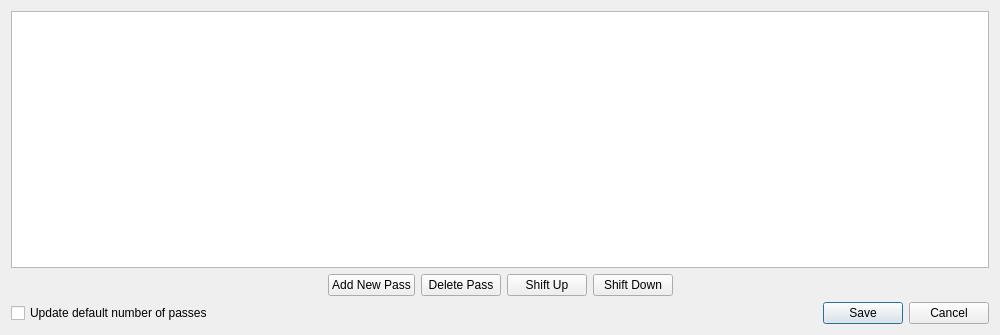
Qt form resources/passManager.ui (gill14/AccuPatt) before a commit.
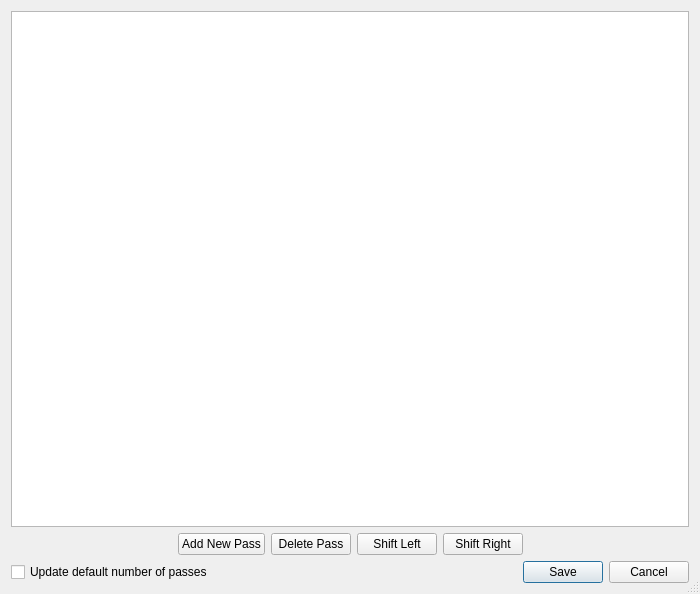
The same form after that commit. Icons and pictures are not drawn.

Commit message: pass_obs button, invert passManager table

Patch:
```diff
--- a/resources/passManager.ui
+++ b/resources/passManager.ui
@@ -9,20 +9,23 @@
    <rect>
     <x>0</x>
     <y>0</y>
-    <width>1000</width>
-    <height>335</height>
+    <width>700</width>
+    <height>594</height>
    </rect>
   </property>
   <property name="windowTitle">
    <string>Pass Manager</string>
   </property>
   <property name="sizeGripEnabled">
-   <bool>false</bool>
+   <bool>true</bool>
   </property>
   <property name="modal">
    <bool>true</bool>
   </property>
   <layout class="QVBoxLayout" name="verticalLayout">
+   <property name="sizeConstraint">
+    <enum>QLayout::SetDefaultConstraint</enum>
+   </property>
    <item>
     <widget class="QTableView" name="tableView">
      <property name="selectionMode">
@@ -73,22 +76,14 @@
      <item>
       <widget class="QPushButton" name="button_shift_up">
        <property name="text">
-        <string>Shift Up</string>
-       </property>
-       <property name="icon">
-        <iconset>
-         <normaloff>icon_up.png</normaloff>icon_up.png</iconset>
+        <string>Shift Left</string>
        </property>
       </widget>
      </item>
      <item>
       <widget class="QPushButton" name="button_shift_down">
        <property name="text">
-        <string>Shift Down</string>
-       </property>
-       <property name="icon">
-        <iconset>
-         <normaloff>icon_down.png</normaloff>icon_down.png</iconset>
+        <string>Shift Right</string>
        </property>
       </widget>
      </item>
```
Left out of the diff: 2 changed lines with no effect on the pictures. The commit also changes 4 other files.
